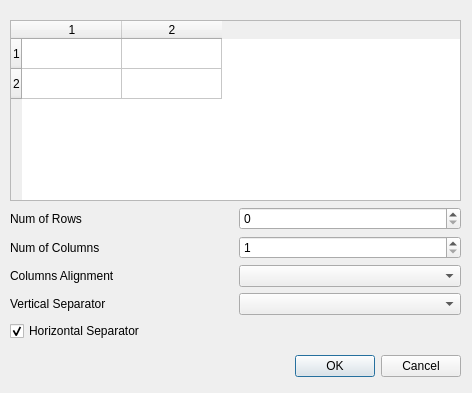
This is tabdialog.ui in orao/texmaker as Qt 5 draws it before an edit. The edited form follows.
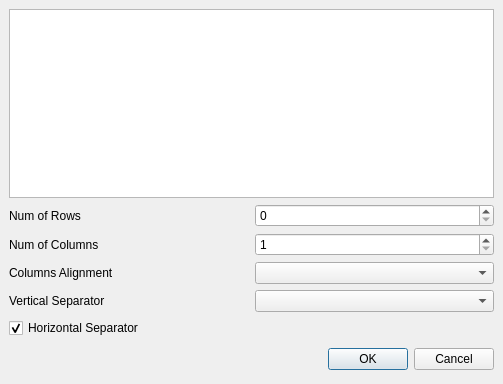
This is the edited form.

```diff
--- a/tabdialog.ui
+++ b/tabdialog.ui
@@ -8,64 +8,18 @@
    <rect>
     <x>0</x>
     <y>0</y>
-    <width>472</width>
-    <height>393</height>
+    <width>503</width>
+    <height>384</height>
    </rect>
   </property>
-  <widget class="QWidget" name="layoutWidget" >
-   <property name="geometry" >
-    <rect>
-     <x>10</x>
-     <y>350</y>
-     <width>451</width>
-     <height>33</height>
-    </rect>
-   </property>
-   <layout class="QHBoxLayout" >
+  <layout class="QGridLayout" >
     <property name="margin" >
-     <number>0</number>
+    <number>9</number>
     </property>
     <property name="spacing" >
      <number>6</number>
     </property>
-    <item>
-     <spacer>
-      <property name="orientation" >
-       <enum>Qt::Horizontal</enum>
-      </property>
-      <property name="sizeHint" >
-       <size>
-        <width>131</width>
-        <height>31</height>
-       </size>
-      </property>
-     </spacer>
-    </item>
-    <item>
-     <widget class="QPushButton" name="okButton" >
-      <property name="text" >
-       <string>OK</string>
-      </property>
-     </widget>
-    </item>
-    <item>
-     <widget class="QPushButton" name="cancelButton" >
-      <property name="text" >
-       <string>Cancel</string>
-      </property>
-     </widget>
-    </item>
-   </layout>
-  </widget>
-  <widget class="QWidget" name="layoutWidget_2" >
-   <property name="geometry" >
-    <rect>
-     <x>10</x>
-     <y>20</y>
-     <width>451</width>
-     <height>321</height>
-    </rect>
-   </property>
+   <item row="0" column="0" >
    <layout class="QGridLayout" >
     <property name="margin" >
      <number>0</number>
@@ -93,10 +47,10 @@
     <item row="0" column="0" colspan="2" >
      <widget class="QTableWidget" name="tableWidget" >
       <property name="rowCount" >
-       <number>2</number>
+        <number>0</number>
       </property>
       <property name="columnCount" >
-       <number>2</number>
+        <number>0</number>
       </property>
      </widget>
     </item>
@@ -145,9 +99,46 @@
      <widget class="QComboBox" name="comboSeparator" />
     </item>
    </layout>
-  </widget>
- </widget>
- <pixmapfunction></pixmapfunction>
+   </item>
+   <item row="1" column="0" >
+    <layout class="QHBoxLayout" >
+     <property name="margin" >
+      <number>0</number>
+     </property>
+     <property name="spacing" >
+      <number>6</number>
+     </property>
+     <item>
+      <spacer>
+       <property name="orientation" >
+        <enum>Qt::Horizontal</enum>
+       </property>
+       <property name="sizeHint" >
+        <size>
+         <width>131</width>
+         <height>31</height>
+        </size>
+       </property>
+      </spacer>
+     </item>
+     <item>
+      <widget class="QPushButton" name="okButton" >
+       <property name="text" >
+        <string>OK</string>
+       </property>
+      </widget>
+     </item>
+     <item>
+      <widget class="QPushButton" name="cancelButton" >
+       <property name="text" >
+        <string>Cancel</string>
+       </property>
+      </widget>
+     </item>
+    </layout>
+   </item>
+  </layout>
+ </widget>
  <resources/>
  <connections>
   <connection>
```
Left out of the diff: 3 changed lines with no effect on the pictures. Lines whose indentation alone changed are shown as unchanged.
